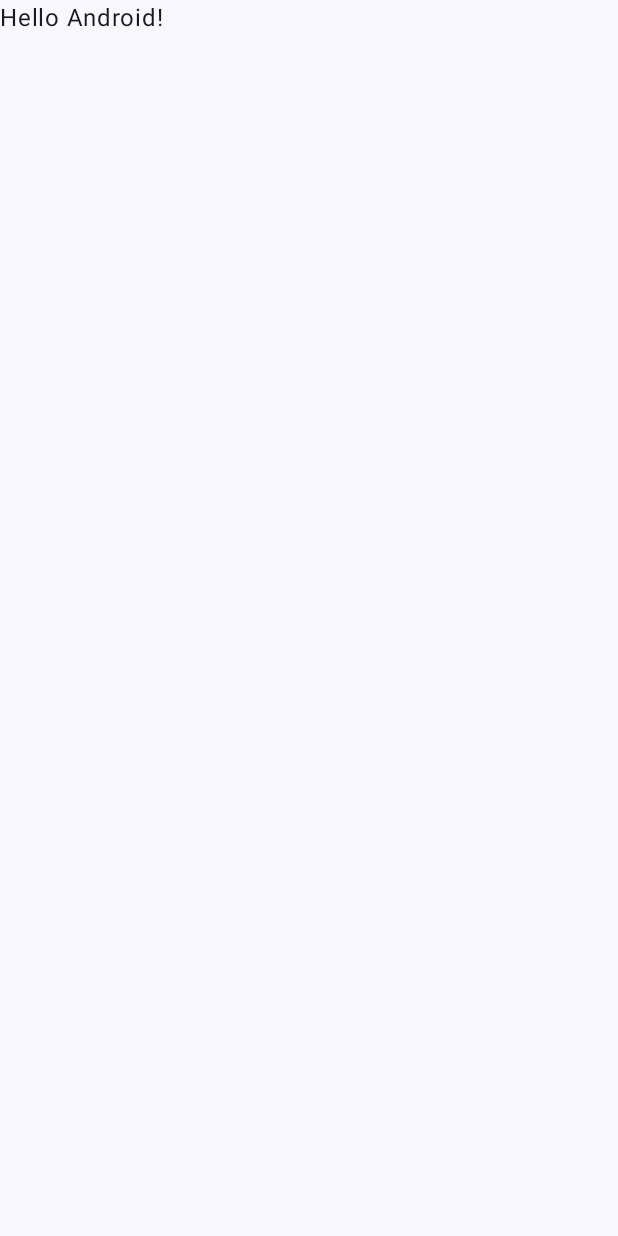
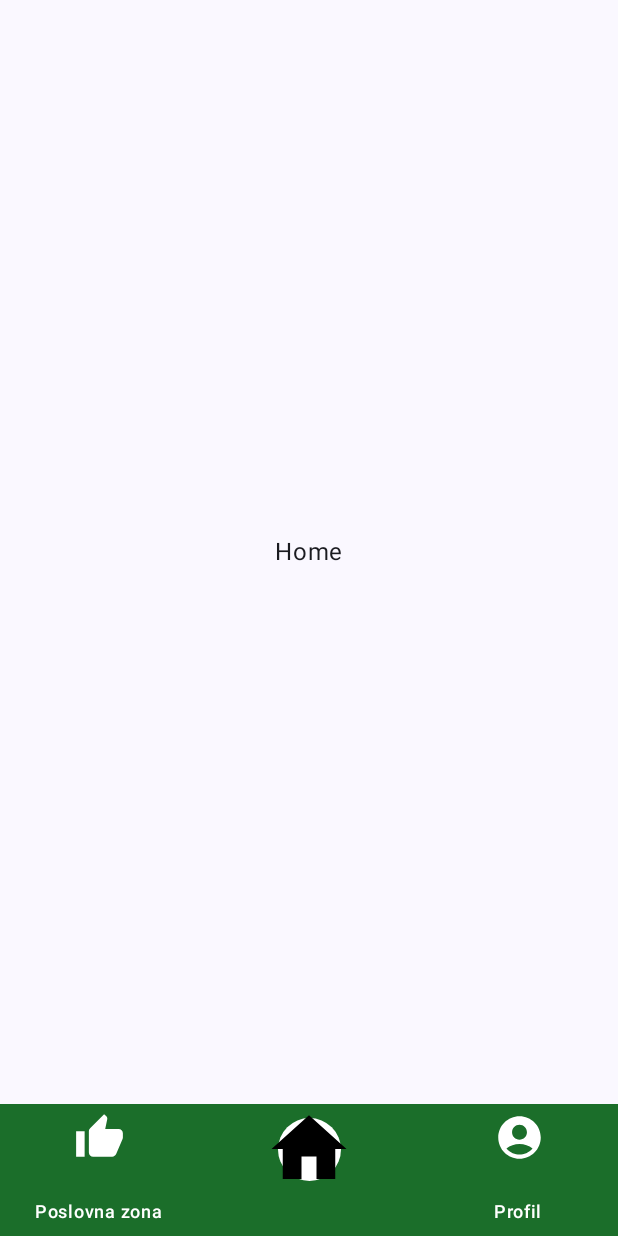
Before and after one commit to mgrabovac22/OTPstudent, an Android app built with Jetpack Compose: the screen it shows after launch (MainActivity), on a phone screen of 412 x 824 dp. Before the commit the screen is almost empty. Run offline under Robolectric (Android 15) with nearby library versions, the phone set to English and light mode, and no system bars.

Commit message:
FP-4 (FP-40) Sve komponente povezane

```diff
--- a/mobile/app/src/main/java/hr/wortex/otpstudent/MainActivity.kt
+++ b/mobile/app/src/main/java/hr/wortex/otpstudent/MainActivity.kt
@@ -6,41 +6,37 @@ import androidx.activity.compose.setContent
 import androidx.compose.foundation.layout.fillMaxSize
 import androidx.compose.material3.MaterialTheme
 import androidx.compose.material3.Surface
-import androidx.compose.material3.Text
 import androidx.compose.runtime.Composable
 import androidx.compose.ui.Modifier
 import androidx.compose.ui.tooling.preview.Preview
+import androidx.navigation.compose.rememberNavController
+import hr.wortex.otpstudent.ui.nav.MainNavGraph
 import hr.wortex.otpstudent.ui.theme.OTPstudentTheme
 
 class MainActivity : ComponentActivity() {
     override fun onCreate(savedInstanceState: Bundle?) {
         super.onCreate(savedInstanceState)
         setContent {
-            OTPstudentTheme {
-                // A surface container using the 'background' color from the theme
-                Surface(
-                    modifier = Modifier.fillMaxSize(),
-                    color = MaterialTheme.colorScheme.background
-                ) {
-                    Greeting("Android")
-                }
-            }
+            OTPstudentApp()
         }
     }
 }
 
 @Composable
-fun Greeting(name: String, modifier: Modifier = Modifier) {
-    Text(
-        text = "Hello $name!",
-        modifier = modifier
-    )
+fun OTPstudentApp() {
+    OTPstudentTheme {
+        Surface(
+            modifier = Modifier.fillMaxSize(),
+            color = MaterialTheme.colorScheme.background
+        ) {
+            val navController = rememberNavController()
+            MainNavGraph(navController)
+        }
+    }
 }
 
 @Preview(showBackground = true)
 @Composable
-fun GreetingPreview() {
-    OTPstudentTheme {
-        Greeting("Android")
-    }
+fun OTPstudentAppPreview() {
+    OTPstudentApp()
 }
--- a/mobile/app/src/main/java/hr/wortex/otpstudent/ui/home/HomeScreen.kt
+++ b/mobile/app/src/main/java/hr/wortex/otpstudent/ui/home/HomeScreen.kt
@@ -1 +1,18 @@
 package hr.wortex.otpstudent.ui.home
+
+import androidx.compose.foundation.layout.Box
+import androidx.compose.foundation.layout.fillMaxSize
+import androidx.compose.material3.Text
+import androidx.compose.runtime.Composable
+import androidx.compose.ui.Alignment
+import androidx.compose.ui.Modifier
+
+@Composable
+fun HomeScreen() {
+    Box(
+        modifier = Modifier.fillMaxSize(),
+        contentAlignment = Alignment.Center
+    ) {
+        Text("Home")
+    }
+}
--- a/mobile/app/src/main/java/hr/wortex/otpstudent/ui/nav/BottomNavGraph.kt
+++ b/mobile/app/src/main/java/hr/wortex/otpstudent/ui/nav/BottomNavGraph.kt
@@ -7,6 +7,9 @@ import androidx.compose.ui.Modifier
 import androidx.navigation.NavHostController
 import androidx.navigation.compose.NavHost
 import androidx.navigation.compose.composable
+import hr.wortex.otpstudent.ui.home.HomeScreen
+import hr.wortex.otpstudent.ui.poslovi.BusinessScreen
+import hr.wortex.otpstudent.ui.profil.ProfileScreen
 
 @Composable
 fun MainNavGraph(navController: NavHostController) {
@@ -19,13 +22,13 @@ fun MainNavGraph(navController: NavHostController) {
             modifier = Modifier.padding(innerPadding)
         ) {
             composable("business_screen") {
-                // todo
+                BusinessScreen()
             }
             composable("home_screen") {
-                // todo
+                HomeScreen()
             }
             composable("profile_screen") {
-                // todo
+                ProfileScreen()
             }
         }
     }
--- a/mobile/app/src/main/java/hr/wortex/otpstudent/ui/profil/ProfileScreen.kt
+++ b/mobile/app/src/main/java/hr/wortex/otpstudent/ui/profil/ProfileScreen.kt
@@ -1,4 +1,4 @@
-package hr.wortex.otpstudent.ui.poslovi
+package hr.wortex.otpstudent.ui.profil
 
 import androidx.compose.foundation.layout.Box
 import androidx.compose.foundation.layout.fillMaxSize
```
Also changed, not shown: mobile/app/src/main/java/hr/wortex/otpstudent/ui/nav/BottomNavigationBar.kt (+12 -1 lines), mobile/app/src/main/java/hr/wortex/otpstudent/ui/poslovi/BusinessScreen.kt (+17 -0 lines), 2 other files.
